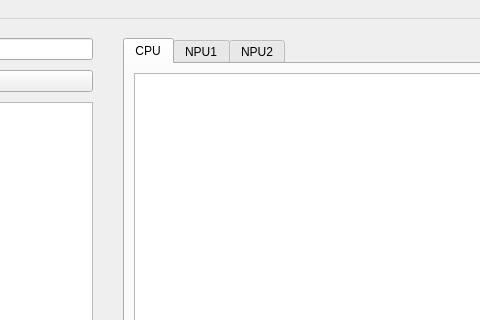
misunyu/multimodel-scheduling, file schedule_generator_display.ui: the form before one commit; both pictures show x 558 to 1038 and y 0 to 320 of the 1400 by 847 pixel window.
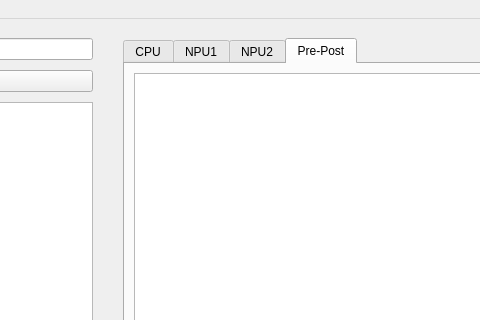
The form after the commit. The open tabs and pages were chosen to show the change.

Commit message:
Add pre/post-processing profiling to UI:
- Introduce pre/post-processing timing for YOLO and ResNet models on CPU and NPU.
- Add a new Pre-Post tab with a table displaying function names and their average execution times.
- Implement `_profile_pre_post_avg_times()` to compute and log timing metrics for pre/post-processing functions.
- Update UI initialization to include the Pre-Post table setup and reset logic.
- Re-enable `npu` import in `model_processors.py`.

Patch:
```diff
--- a/schedule_generator_display.ui
+++ b/schedule_generator_display.ui
@@ -157,6 +157,16 @@
           </item>
          </layout>
         </widget>
+        <widget class="QWidget" name="pre_post_tab">
+         <attribute name="title">
+          <string>Pre-Post</string>
+         </attribute>
+         <layout class="QVBoxLayout" name="pre_post_layout">
+          <item>
+           <widget class="QTableWidget" name="pre_post_table"/>
+          </item>
+         </layout>
+        </widget>
        </widget>
       </item>
       <item>
```
The commit also changes 4 other files.
